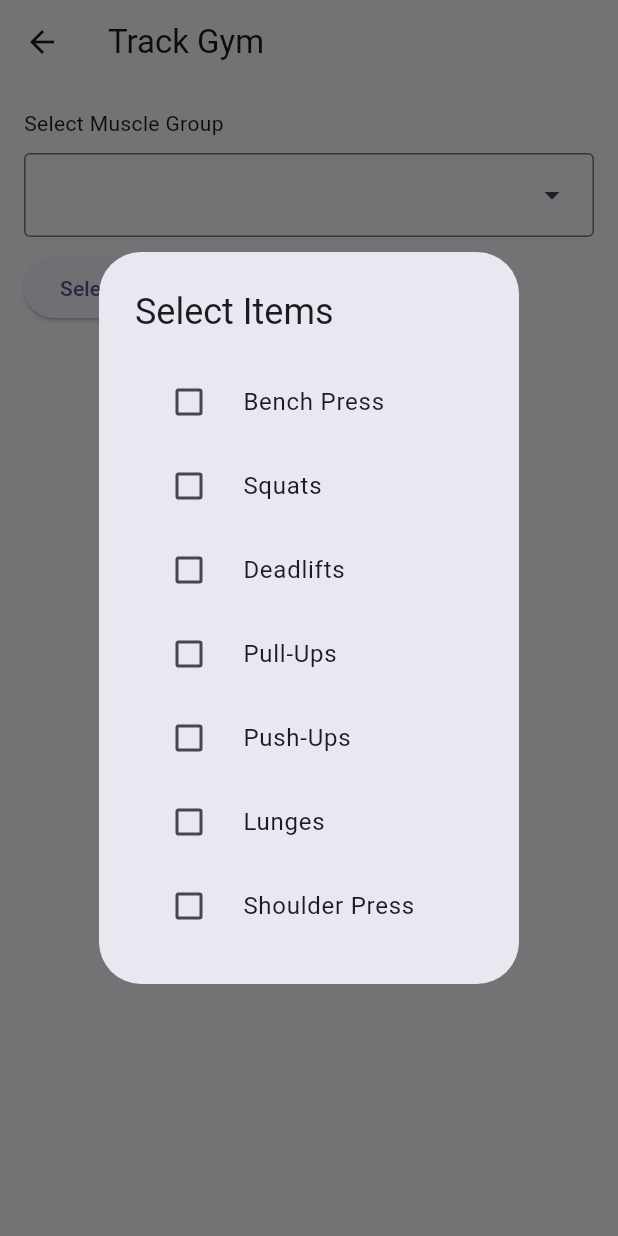
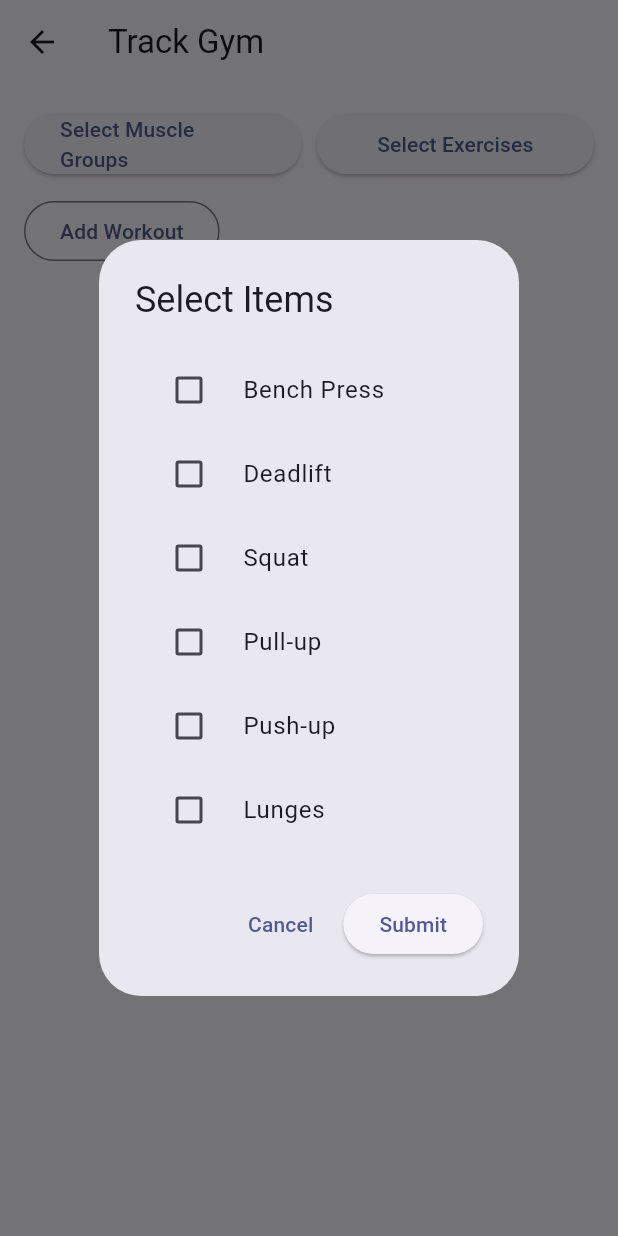
Before and after one commit to SpectreFury/battlepals, a Flutter app: the TrackGymPage screen opened directly, after a tap on "Select Exercises", on a phone screen of 412 x 824 dp. Run offline on Flutter 3.47's test engine with Material 3 defaults, Android fonts, the phone set to English and light mode, and no system bars; our stand-ins replace firebase_auth, firebase_core, google_sign_in, lottie; accounts and stored records are empty; network calls fail.

Commit message:
Add multiselect widget and add it to the project

```diff
--- a/lib/views/pages/track_gym_page.dart
+++ b/lib/views/pages/track_gym_page.dart
@@ -9,29 +9,6 @@ class TrackGymPage extends StatefulWidget {
 }
 
 class _TrackGymPageState extends State<TrackGymPage> {
-  void _showMultiSelect() async {
-    final selectedExercises = await showDialog<List<String>>(
-      context: context,
-      builder: (context) {
-        return MultiSelect(
-          items: [
-            "Bench Press",
-            "Squats",
-            "Deadlifts",
-            "Pull-Ups",
-            "Push-Ups",
-            "Lunges",
-            "Shoulder Press",
-          ],
-        );
-      },
-    );
-
-    if (selectedExercises != null) {
-      print("Selected Exercises: $selectedExercises");
-    }
-  }
-
   @override
   Widget build(BuildContext context) {
     return Scaffold(
@@ -42,24 +19,38 @@ class _TrackGymPageState extends State<TrackGymPage> {
           crossAxisAlignment: CrossAxisAlignment.start,
           spacing: 10,
           children: [
-            // Dropdown for selecting exercise
-            Text("Select Muscle Group"),
-            DropdownMenu(
-              onSelected: (value) {
-                print("Selected Muscle Group: $value");
-              },
-              width: double.infinity,
-              dropdownMenuEntries: [
-                DropdownMenuEntry(label: "Chest", value: "chest"),
-                DropdownMenuEntry(label: "Back", value: "back"),
-                DropdownMenuEntry(label: "Legs", value: "legs"),
-                DropdownMenuEntry(label: "Shoulders", value: "shoulders"),
+            Row(
+              children: [
+                Expanded(
+                  child: MultiSelect(
+                    items: [
+                      "Chest",
+                      "Back",
+                      "Legs",
+                      "Arms",
+                      "Shoulders",
+                      "Core",
+                    ],
+                    title: "Select Muscle Groups",
+                  ),
+                ),
+                SizedBox(width: 10),
+                Expanded(
+                  child: MultiSelect(
+                    items: [
+                      "Bench Press",
+                      "Deadlift",
+                      "Squat",
+                      "Pull-up",
+                      "Push-up",
+                      "Lunges",
+                    ],
+                    title: "Select Exercises",
+                  ),
+                ),
               ],
             ),
-            ElevatedButton(
-              onPressed: _showMultiSelect,
-              child: Text("Select Exercises"),
-            ),
+            OutlinedButton(onPressed: () {}, child: Text("Add Workout")),
           ],
         ),
       ),
--- a/lib/views/widgets/multiselect.dart
+++ b/lib/views/widgets/multiselect.dart
@@ -1,8 +1,9 @@
 import 'package:flutter/material.dart';
 
 class MultiSelect extends StatefulWidget {
+  final String title;
   final List<String> items;
-  const MultiSelect({super.key, required this.items});
+  const MultiSelect({super.key, required this.items, required this.title});
 
   @override
   State<MultiSelect> createState() => _MultiSelectState();
@@ -11,24 +12,62 @@ class MultiSelect extends StatefulWidget {
 class _MultiSelectState extends State<MultiSelect> {
   final List<String> _selectedItems = [];
 
-  void _toggleSelection(String itemValue, bool isSelected) {
-    if (isSelected) {
+  void _showMultiSelectDialog() async {
+    final result = await showDialog<List<String>>(
+      context: context,
+      builder: (context) {
+        return _MultiSelectDialog(
+          items: widget.items,
+          initialSelectedItems: List.from(_selectedItems),
+        );
+      },
+    );
+
+    if (result != null) {
       setState(() {
-        _selectedItems.add(itemValue);
-      });
-    } else {
-      setState(() {
-        _selectedItems.remove(itemValue);
+        _selectedItems.clear();
+        _selectedItems.addAll(result);
       });
     }
+  }  @override
+  Widget build(BuildContext context) {
+    return ElevatedButton(
+      onPressed: _showMultiSelectDialog,
+      child: Text(widget.title),
+    );
+  }
+}
+
+class _MultiSelectDialog extends StatefulWidget {
+  final List<String> items;
+  final List<String> initialSelectedItems;
+
+  const _MultiSelectDialog({
+    required this.items,
+    required this.initialSelectedItems,
+  });
+
+  @override
+  State<_MultiSelectDialog> createState() => _MultiSelectDialogState();
+}
+
+class _MultiSelectDialogState extends State<_MultiSelectDialog> {
+  late List<String> _selectedItems;
+
+  @override
+  void initState() {
+    super.initState();
+    _selectedItems = List.from(widget.initialSelectedItems);
   }
 
-  void _cancel() {
-    Navigator.pop(context);
-  }
-
-  void _submit() {
-    Navigator.pop(context, _selectedItems);
+  void _toggleSelection(String itemValue, bool isSelected) {
+    setState(() {
+      if (isSelected) {
+        _selectedItems.add(itemValue);
+      } else {
+        _selectedItems.remove(itemValue);
+      }
+    });
   }
 
   @override
@@ -43,12 +82,26 @@ class _MultiSelectState extends State<MultiSelect> {
                   value: _selectedItems.contains(item),
                   title: Text(item),
                   controlAffinity: ListTileControlAffinity.leading,
-                  onChanged: (isChecked) => _toggleSelection(item, isChecked!),
+                  onChanged: (isChecked) {
+                    if (isChecked != null) {
+                      _toggleSelection(item, isChecked);
+                    }
+                  },
                 ),
               )
               .toList(),
         ),
       ),
+      actions: [
+        TextButton(
+          onPressed: () => Navigator.pop(context),
+          child: const Text("Cancel"),
+        ),
+        ElevatedButton(
+          onPressed: () => Navigator.pop(context, _selectedItems),
+          child: const Text("Submit"),
+        ),
+      ],
     );
   }
 }
```
